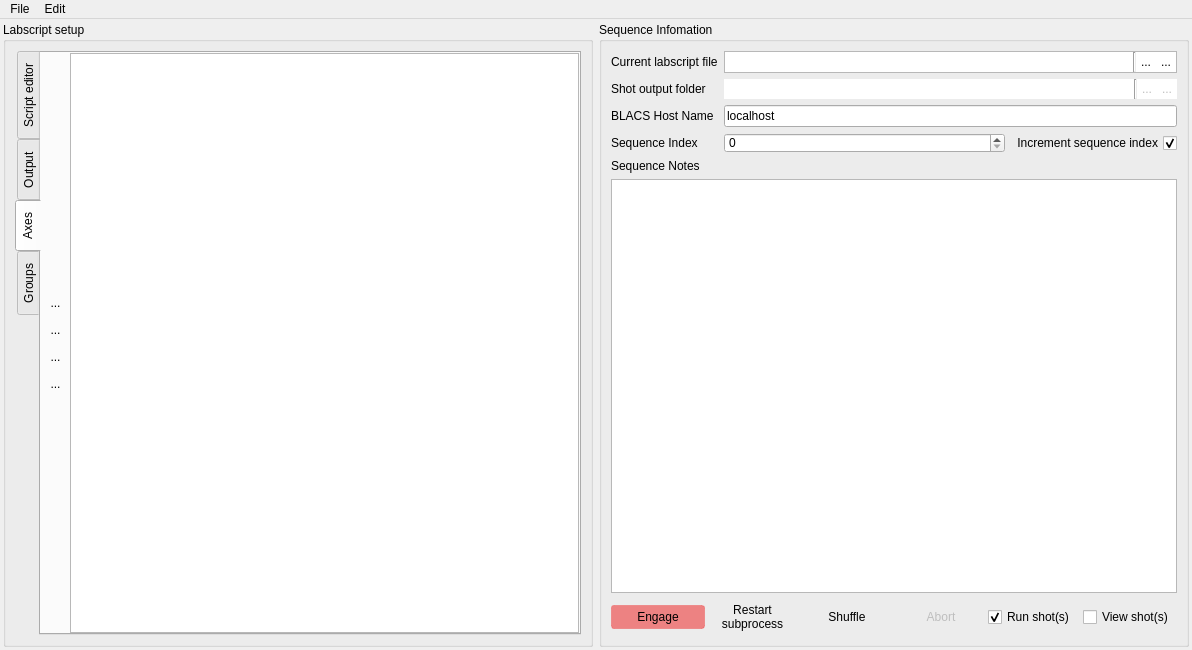
Before: the Qt Designer form main.ui in labscript-suite-bitbucket-archive-old/spielman-runmanager--forked-from--labscript_suite-runmanager, drawn with Qt 5.
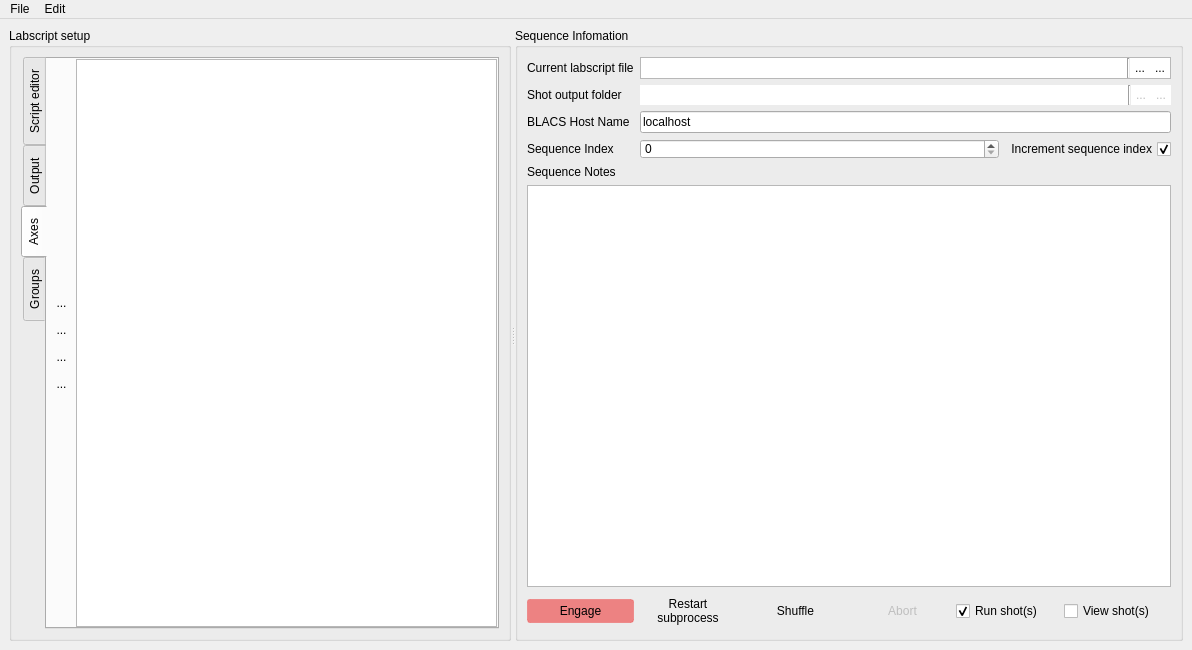
After: the same form once the commit is applied. The open tabs and pages were chosen to show the change. Icons and pictures are not drawn. Custom widgets are drawn as their Qt base class.

Commit message: Added a splitter so that the two sections of the UI can be resized

```diff
--- a/main.ui
+++ b/main.ui
@@ -91,19 +91,11 @@
 </string>
    </property>
    <layout class="QHBoxLayout" name="horizontalLayout_6">
-    <property name="leftMargin">
-     <number>3</number>
-    </property>
-    <property name="topMargin">
-     <number>3</number>
-    </property>
-    <property name="rightMargin">
-     <number>3</number>
-    </property>
-    <property name="bottomMargin">
-     <number>3</number>
-    </property>
     <item>
+     <widget class="QSplitter" name="splitter">
+      <property name="orientation">
+       <enum>Qt::Horizontal</enum>
+      </property>
      <widget class="QGroupBox" name="groupBox_2">
       <property name="title">
        <string>Labscript setup</string>
@@ -320,8 +312,8 @@
                  <rect>
                   <x>0</x>
                   <y>0</y>
-                  <width>510</width>
-                  <height>582</height>
+                   <width>495</width>
+                   <height>577</height>
                  </rect>
                 </property>
                 <layout class="QVBoxLayout" name="verticalLayout_7">
@@ -511,8 +503,6 @@
        </item>
       </layout>
      </widget>
-    </item>
-    <item>
      <widget class="QGroupBox" name="groupBox">
       <property name="title">
        <string>Sequence Infomation</string>
@@ -1088,6 +1078,7 @@
        </item>
       </layout>
      </widget>
+     </widget>
     </item>
    </layout>
   </widget>
```
Left out of the diff: 139 changed lines with no effect on the pictures. Lines whose indentation alone changed are shown as unchanged.
